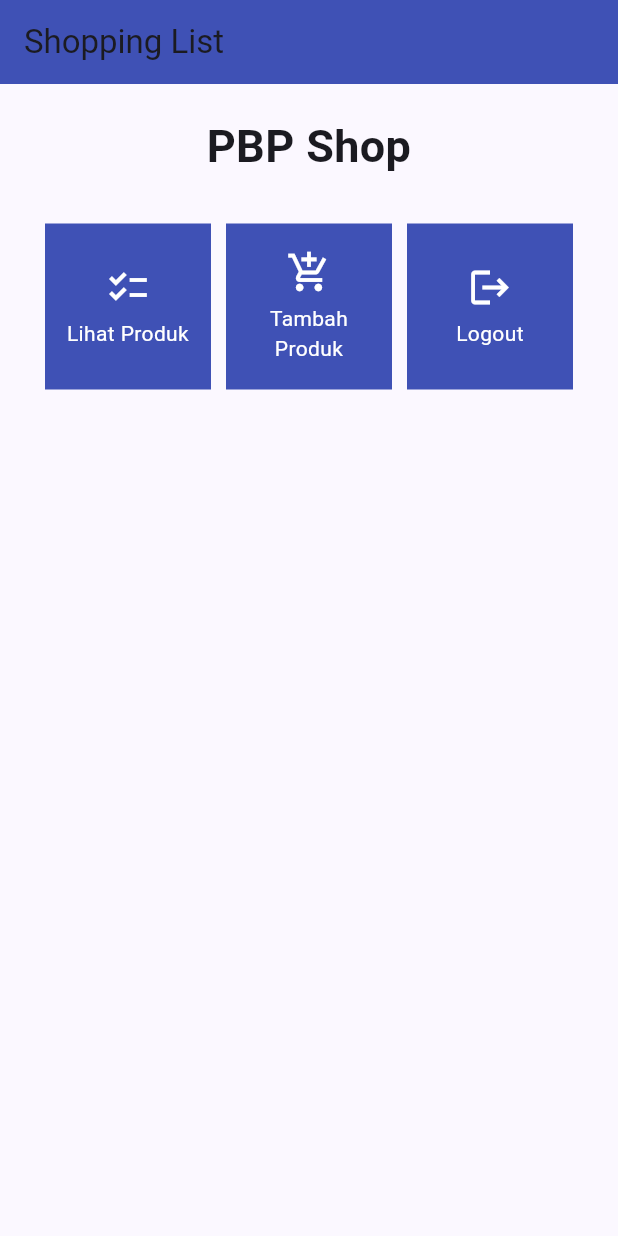
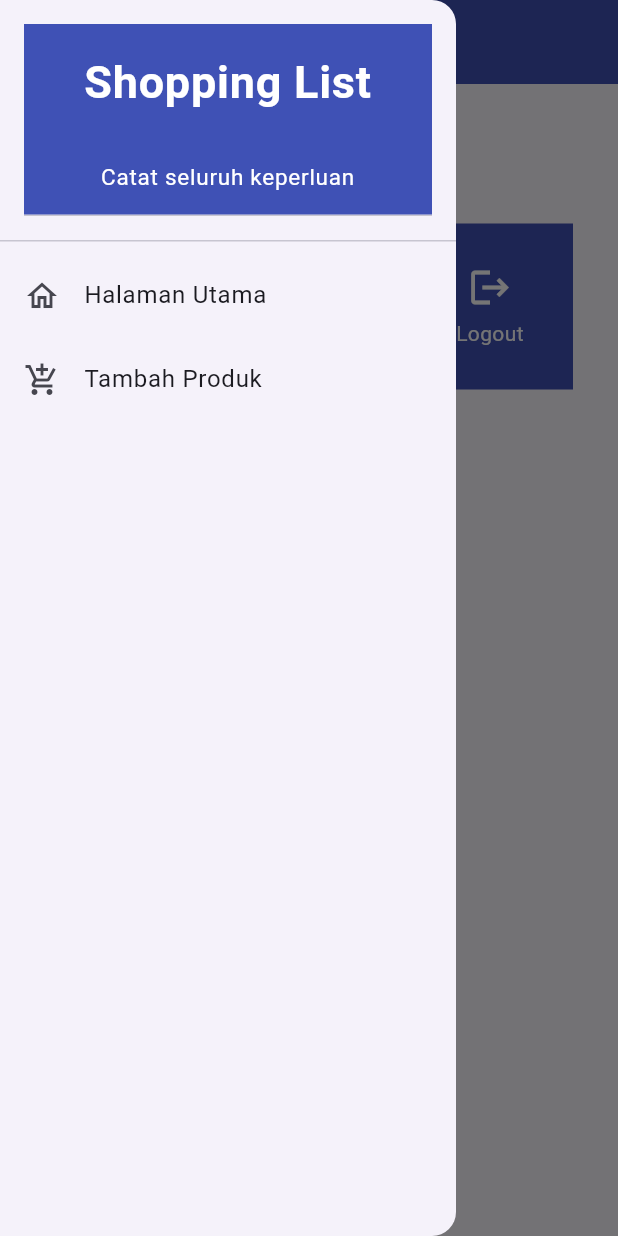
Before and after one commit to Marsupilamieue/shopping-list-mobile, a Flutter app: the MyHomePage screen opened directly, with the side drawer open (before the commit the screen has no drawer), on a phone screen of 412 x 824 dp. Run offline on Flutter 3.47's test engine with Material 2 defaults, Android fonts, the phone set to English and light mode, and no system bars; statements that could not run were skipped.

Commit message:
update: tutorial7

```diff
--- a/lib/menu.dart
+++ /dev/null
@@ -1,110 +0,0 @@
-import 'package:flutter/material.dart';
-
-class ShopItem {
-  final String name;
-  final IconData icon;
-
-  ShopItem(this.name, this.icon);
-}
-
-class MyHomePage extends StatelessWidget {
-  MyHomePage({Key? key}) : super(key: key);
-  final List<ShopItem> items = [
-    ShopItem("Lihat Produk", Icons.checklist),
-    ShopItem("Tambah Produk", Icons.add_shopping_cart),
-    ShopItem("Logout", Icons.logout),
-  ];
-  @override
-  Widget build(BuildContext context) {
-    return Scaffold(
-      appBar: AppBar(
-        title: const Text(
-          'Shopping List',
-        ),
-        backgroundColor: Colors.indigo,
-      ),
-      body: SingleChildScrollView(
-        // Widget wrapper yang dapat discroll
-        child: Padding(
-          padding: const EdgeInsets.all(10.0), // Set padding dari halaman
-          child: Column(
-            // Widget untuk menampilkan children secara vertikal
-            children: <Widget>[
-              const Padding(
-                padding: EdgeInsets.only(top: 10.0, bottom: 10.0),
-                // Widget Text untuk menampilkan tulisan dengan alignment center dan style yang sesuai
-                child: Text(
-                  'PBP Shop', // Text yang menandakan toko
-                  textAlign: TextAlign.center,
-                  style: TextStyle(
-                    fontSize: 30,
-                    fontWeight: FontWeight.bold,
-                  ),
-                ),
-              ),
-              // Grid layout
-              GridView.count(
-                // Container pada card kita.
-                primary: true,
-                padding: const EdgeInsets.all(20),
-                crossAxisSpacing: 10,
-                mainAxisSpacing: 10,
-                crossAxisCount: 3,
-                shrinkWrap: true,
-                children: items.map((ShopItem item) {
-                  // Iterasi untuk setiap item
-                  return ShopCard(item);
-                }).toList(),
-              ),
-            ],
-          ),
-        ),
-      ),
-    );
-  }
-}
-
-class ShopCard extends StatelessWidget {
-  final ShopItem item;
-
-  const ShopCard(this.item, {super.key}); // Constructor
-
-  @override
-  Widget build(BuildContext context) {
-    return Material(
-      color: Colors.indigo,
-      child: InkWell(
-        // Area responsive terhadap sentuhan
-        onTap: () {
-          // Memunculkan SnackBar ketika diklik
-          ScaffoldMessenger.of(context)
-            ..hideCurrentSnackBar()
-            ..showSnackBar(SnackBar(
-                content: Text("Kamu telah menekan tombol ${item.name}!")));
-        },
-        child: Container(
-          // Container untuk menyimpan Icon dan Text
-          padding: const EdgeInsets.all(8),
-          child: Center(
-            child: Column(
-              mainAxisAlignment: MainAxisAlignment.center,
-              children: [
-                Icon(
-                  item.icon,
-                  color: Colors.white,
-                  size: 30.0,
-                ),
-                const Padding(padding: EdgeInsets.all(3)),
-                Text(
-                  item.name,
-                  textAlign: TextAlign.center,
-                  style: const TextStyle(color: Colors.white),
-                ),
-              ],
-            ),
-          ),
-        ),
-      ),
-    );
-  }
-}
--- /dev/null
+++ b/lib/screens/menu.dart
@@ -0,0 +1,113 @@
+import 'package:flutter/material.dart';
+import 'package:shopping_list/widgets/left_drawer.dart';
+import 'package:shopping_list/shoplist_form.dart';
+import 'package:shopping_list/widgets/shop_card.dart';
+
+class MyHomePage extends StatelessWidget {
+  MyHomePage({Key? key}) : super(key: key);
+  final List<ShopItem> items = [
+    ShopItem("Lihat Produk", Icons.checklist),
+    ShopItem("Tambah Produk", Icons.add_shopping_cart),
+    ShopItem("Logout", Icons.logout),
+  ];
+  @override
+  Widget build(BuildContext context) {
+    return Scaffold(
+      appBar: AppBar(
+        title: const Text(
+          'Shopping List',
+        ),
+        backgroundColor: Colors.indigo,
+        foregroundColor: Colors.white,
+      ),
+      drawer: const LeftDrawer(),
+      body: SingleChildScrollView(
+        // Widget wrapper yang dapat discroll
+        child: Padding(
+          padding: const EdgeInsets.all(10.0), // Set padding dari halaman
+          child: Column(
+            // Widget untuk menampilkan children secara vertikal
+            children: <Widget>[
+              const Padding(
+                padding: EdgeInsets.only(top: 10.0, bottom: 10.0),
+                // Widget Text untuk menampilkan tulisan dengan alignment center dan style yang sesuai
+                child: Text(
+                  'PBP Shop', // Text yang menandakan toko
+                  textAlign: TextAlign.center,
+                  style: TextStyle(
+                    fontSize: 30,
+                    fontWeight: FontWeight.bold,
+                  ),
+                ),
+              ),
+              // Grid layout
+              GridView.count(
+                // Container pada card kita.
+                primary: true,
+                padding: const EdgeInsets.all(20),
+                crossAxisSpacing: 10,
+                mainAxisSpacing: 10,
+                crossAxisCount: 3,
+                shrinkWrap: true,
+                children: items.map((ShopItem item) {
+                  // Iterasi untuk setiap item
+                  return ShopCard(item);
+                }).toList(),
+              ),
+            ],
+          ),
+        ),
+      ),
+    );
+  }
+}
+
+class ShopCard extends StatelessWidget {
+  final ShopItem item;
+
+  const ShopCard(this.item, {super.key}); // Constructor
+
+  @override
+  Widget build(BuildContext context) {
+    return Material(
+      color: Colors.indigo,
+      child: InkWell(
+        // Area responsive terhadap sentuhan
+        onTap: () {
+          // Memunculkan SnackBar ketika diklik
+          ScaffoldMessenger.of(context)
+            ..hideCurrentSnackBar()
+            ..showSnackBar(SnackBar(
+                content: Text("Kamu telah menekan tombol ${item.name}!")));
+          if (item.name == "Tambah Produk") {
+            Navigator.push(context,
+                MaterialPageRoute(builder: (context) => const ShopFormPage()));
+          }
+        },
+
+        child: Container(
+          // Container untuk menyimpan Icon dan Text
+          padding: const EdgeInsets.all(8),
+          child: Center(
+            child: Column(
+              mainAxisAlignment: MainAxisAlignment.center,
+              children: [
+                Icon(
+                  item.icon,
+                  color: Colors.white,
+                  size: 30.0,
+                ),
+                const Padding(padding: EdgeInsets.all(3)),
+                Text(
+                  item.name,
+                  textAlign: TextAlign.center,
+                  style: const TextStyle(color: Colors.white),
+                ),
+              ],
+            ),
+          ),
+        ),
+      ),
+    );
+  }
+}
--- /dev/null
+++ b/lib/widgets/left_drawer.dart
@@ -0,0 +1,73 @@
+import 'package:flutter/material.dart';
+import 'package:shopping_list/menu.dart';
+import 'package:shopping_list/shoplist_form.dart';
+
+class LeftDrawer extends StatelessWidget {
+  const LeftDrawer({super.key});
+
+  @override
+  Widget build(BuildContext context) {
+    return Drawer(
+      child: ListView(
+        children: [
+          const DrawerHeader(
+            child: DrawerHeader(
+              decoration: BoxDecoration(
+                color: Colors.indigo,
+              ),
+              child: SingleChildScrollView(
+                child: Column(
+                  children: [
+                    Text(
+                      'Shopping List',
+                      textAlign: TextAlign.center,
+                      style: TextStyle(
+                        fontSize: 30,
+                        fontWeight: FontWeight.bold,
+                        color: Colors.white,
+                      ),
+                    ),
+                    Padding(padding: EdgeInsets.all(15)),
+                    Text(
+                      "Catat seluruh keperluan belanjamu di sini!",
+                      textAlign: TextAlign.center,
+                      style: TextStyle(
+                        fontSize: 15,
+                        color: Colors.white,
+                        fontWeight: FontWeight.normal,
+                      ),
+                    ),
+                  ],
+                ),
+              ),
+            ),
+          ),
+          ListTile(
+            leading: const Icon(Icons.home_outlined),
+            title: const Text('Halaman Utama'),
+            // Bagian redirection ke MyHomePage
+            onTap: () {
+              Navigator.pushReplacement(
+                  context,
+                  MaterialPageRoute(
+                    builder: (context) => MyHomePage(),
+                  ));
+            },
+          ),
+          ListTile(
+            leading: const Icon(Icons.add_shopping_cart),
+            title: const Text('Tambah Produk'),
+            // Bagian redirection ke ShopFormPage
+            onTap: () {
+              Navigator.pushReplacement(
+                  context,
+                  MaterialPageRoute(
+                    builder: (context) => const ShopFormPage(),
+                  ));
+            },
+          ),
+        ],
+      ),
+    );
+  }
+}
```
Also changed, not shown: lib/main.dart (+0 -15 lines), lib/screens/shoplist_form.dart (added, +157 -0 lines), lib/widgets/shop_card.dart (added, +60 -0 lines), 10 other files.
